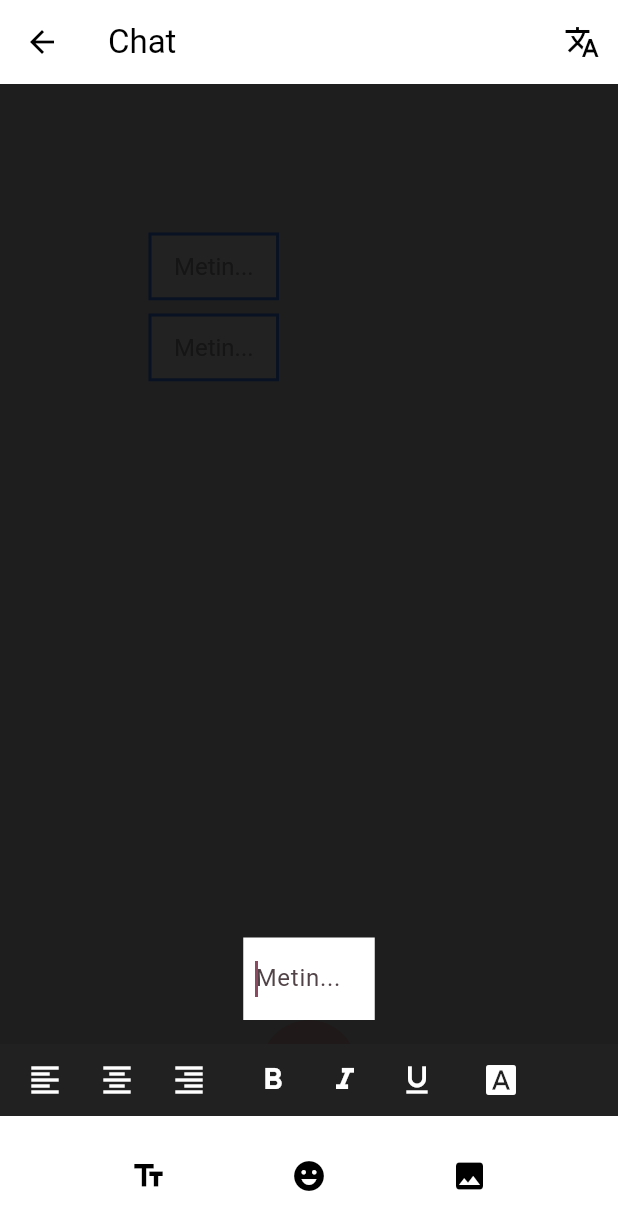
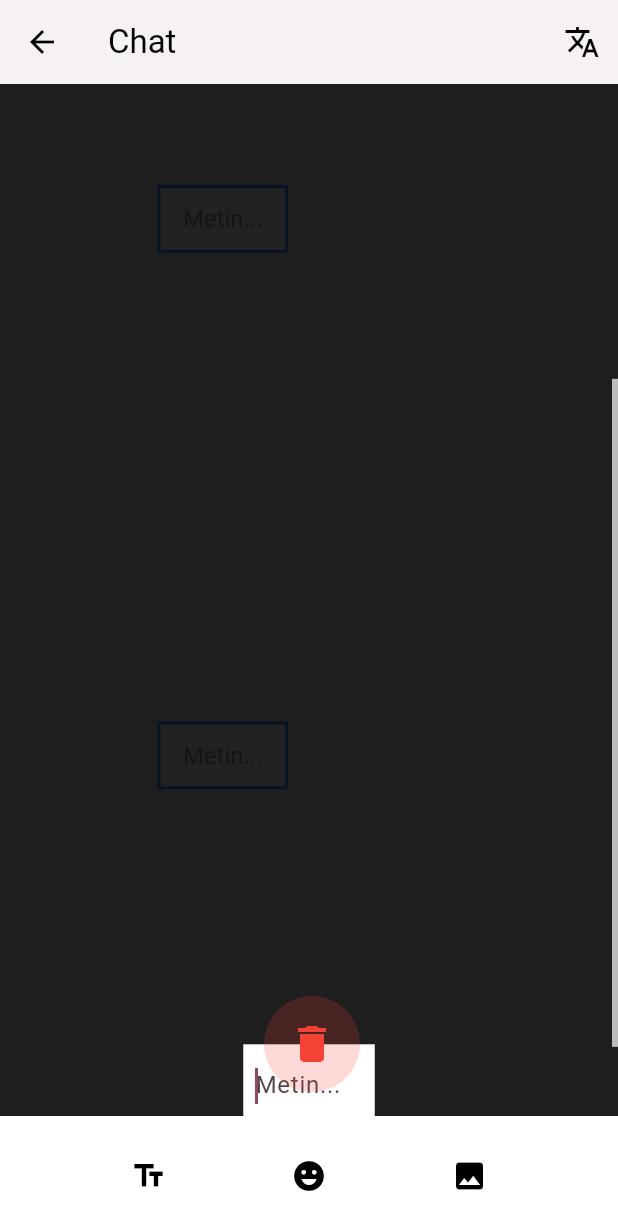
Before and after one commit to AdemKyaa/Drag-and-Drop-Chatting-App, a Flutter app: the ChatScreen screen opened directly with empty values, after a tap on the "text fields" icon, on a phone screen of 412 x 824 dp. Shown: the top 1230 px of the screen. Run offline on Flutter 3.47's test engine with Material 3 defaults, Android fonts, the phone set to English and light mode, and no system bars; our stand-ins replace cloud_firestore, emoji_picker_flutter, firebase_auth, firebase_core, firebase_storage, flutter_colorpicker and 2 more; missing offline and left inert: bcrypt; accounts and stored records are empty.

Commit message:
Chat_Screen scaling

```diff
--- a/App/lib/screens/chat_screen.dart
+++ b/App/lib/screens/chat_screen.dart
@@ -52,6 +52,8 @@ class _ChatScreenState extends State<ChatScreen> {
   double _pinchStartDistance = 0; // iki parmak arası mesafe
   double _pinchStartAngle = 0; // atan2 açısı
   bool _overlayPinchActive = false;
+
+  final ScrollController _scrollController = ScrollController();
 
   Offset _stageTopLeftGlobal() {
     final ro = _stageKey.currentContext?.findRenderObject() as RenderBox?;
@@ -160,11 +162,19 @@ class _ChatScreenState extends State<ChatScreen> {
 
   // ==== Ekleme ====
   void _addTextBox() {
+    final screenSize = MediaQuery.of(context).size;
+    final scrollPos = _scrollController.offset; // o anki kaydırma
+    final center = Offset(
+      screenSize.width / 2,
+      scrollPos + screenSize.height / 2,
+    );
+    final currentOffset = _scrollController.offset;
+
     setState(() {
       final box = BoxItem(
         id: DateTime.now().millisecondsSinceEpoch.toString(),
         type: "textbox",
-        position: const Offset(100, 100),
+        position: center - const Offset(100, 40),
         width: 200,
         height: 80,
         text: "",
@@ -174,9 +184,21 @@ class _ChatScreenState extends State<ChatScreen> {
       boxes.add(box);
       _editingBox = box; // edit mod
     });
+
+    // Scroll pozisyonunu geri al
+    WidgetsBinding.instance.addPostFrameCallback((_) {
+      _scrollController.jumpTo(currentOffset);
+    });
   }
 
   Future<void> _pickImage() async {
+    final screenSize = MediaQuery.of(context).size;
+    final scrollPos = _scrollController.offset; // o anki kaydırma
+    final center = Offset(
+      screenSize.width / 2,
+      scrollPos + screenSize.height / 2,
+    );
+
     final picker = ImagePicker();
     final picked = await picker.pickImage(source: ImageSource.gallery);
     if (picked == null) return;
@@ -207,15 +229,21 @@ class _ChatScreenState extends State<ChatScreen> {
     final box = BoxItem(
       id: DateTime.now().millisecondsSinceEpoch.toString(),
       type: "image",
-      position: const Offset(150, 150),
+      position: center - Offset(newWidth / 2, newHeight / 2),
       width: newWidth,
       height: newHeight,
       imageBytes: bytes,
       mimeType: mimeType,
       isSelected: true,
     );
+    final currentOffset = _scrollController.offset;
 
     setState(() => boxes.add(box));
+
+    // Scroll pozisyonunu geri al
+    WidgetsBinding.instance.addPostFrameCallback((_) {
+      _scrollController.jumpTo(currentOffset);
+    });
 
     await _saveBox(box);
   }
@@ -251,19 +279,32 @@ class _ChatScreenState extends State<ChatScreen> {
   }
 
   void _addEmoji(String emoji) {
+    final screenSize = MediaQuery.of(context).size;
+    final scrollPos = _scrollController.offset; // o anki kaydırma
+    final center = Offset(
+      screenSize.width / 2,
+      scrollPos + screenSize.height / 2,
+    );
+
     final newBox = BoxItem(
       id: DateTime.now().toIso8601String(),
       type: "emoji",
-      position: const Offset(120, 120),
+      position: center - const Offset(32, 32),
       text: emoji,
       fixedFontSize: 64,
       opacity: 1.0,
       isSelected: true,
     );
+    final currentOffset = _scrollController.offset;
 
     setState(() {
       boxes.add(newBox);
       _editingBox = newBox;
+    });
+
+    // Scroll pozisyonunu geri al
+    WidgetsBinding.instance.addPostFrameCallback((_) {
+      _scrollController.jumpTo(currentOffset);
     });
 
     _saveBox(newBox);
@@ -405,6 +446,32 @@ Widget build(BuildContext context) {
       final bgType = (data['chatBgType'] ?? 'color') as String;
       final bgUrl = data['chatBgUrl'] as String?;
 
+      // 🔹 En alt objeyi bul → sahne yüksekliği hesapla
+      final screenSize = MediaQuery.of(context).size;
+      final padding = MediaQuery.of(context).padding;
+
+      // AppBar + BottomAppBar yükseklikleri
+      const bottomBarHeight = 56.0;
+      final appBarHeight = kToolbarHeight + padding.top; // status bar dahil
+
+      // Kullanılabilir alan (ekran - appbar - bottom bar - alt padding)
+      final usableHeight = screenSize.height - appBarHeight - bottomBarHeight - padding.bottom - 24;
+
+      double maxBottom = usableHeight;
+
+      for (final b in boxes.where((x) => x.type != "delete")) {
+        final bottom = b.position.dy + b.height;
+        if (bottom > maxBottom) maxBottom = bottom;
+      }
+
+      // Eğer hiç obje yoksa → sadece kullanılabilir alan
+      if (boxes.where((x) => x.type != "delete").isEmpty) {
+        maxBottom = usableHeight;
+      } else {
+        // Obje varsa → objelerin altına yarım ekran ekle
+        maxBottom += usableHeight * 0.5;
+      }
+
       return Scaffold(
         appBar: AppBar(
           backgroundColor: cardColor,
@@ -426,8 +493,18 @@ Widget build(BuildContext context) {
           ],
         ),
         backgroundColor: background,
-
       body: Stack(
+      children: [Scrollbar(
+          controller: _scrollController,
+          thumbVisibility: true, // her zaman görünsün
+          child: SingleChildScrollView(
+            controller: _scrollController,
+            child: ConstrainedBox(
+              constraints: BoxConstraints(
+                minHeight: maxBottom,
+                minWidth: screenSize.width,
+              ),
+              child: Stack(
                 key: _stageKey,
                 children: [
                   // 1) Arkaplan
@@ -462,7 +539,13 @@ Widget build(BuildContext context) {
                   // 3) Objeler (textbox / image / emoji)
                   ...boxes.map((b) {
                     if (b.type == "textbox") {
-                return TextObject(
+                      final minX = b.width / 2;
+                      final maxX = screenSize.width - b.width / 2;
+                      final safeX = b.position.dx.clamp(minX, maxX);
+                      return Positioned(
+                        left: safeX,
+                        top: b.position.dy,
+                        child:TextObject(
                           box: b,
                           displayLang: _targetLang,
                           isEditing: _editingBox == b,
@@ -516,9 +599,16 @@ Widget build(BuildContext context) {
                             _saveBox(b);
                           },
                           isDarkMode: isDarkMode,
+                        )
                       );
                     } else if (b.type == "image") {
-                return ImageObject(
+                      final minX = b.width / 2;
+                      final maxX = screenSize.width - b.width / 2;
+                      final safeX = b.position.dx.clamp(minX, maxX);
+                      return Positioned(
+                        left: safeX,
+                        top: b.position.dy,
+                        child: ImageObject(
                           box: b,
                           isEditing: false,
                           onUpdate: () => setState(() {}),
@@ -567,6 +657,7 @@ Widget build(BuildContext context) {
                             _saveBox(b);
                           },
                           isDarkMode: isDarkMode,
+                        )
                       );
                     } else if (b.type == "emoji") {
                       return ResizableEmojiBox(
@@ -693,7 +784,20 @@ Widget build(BuildContext context) {
                       ),
                     ),
                 ],
+              )
+            )
+          )
+        ),Positioned(
+        left: (screenSize.width / 2 - 30),
+        top: usableHeight - 80,
+        child: DeleteArea(
+          key: _trashKey,
+          isActive: _isOverTrash,
+          onOverChange: (v) => setState(() => _isOverTrash = v),
+          onDrop: _handleDrop,
         ),
+      ),
+        ]),
 
         bottomNavigationBar: BottomAppBar(
           color: cardColor,
```
Lines whose indentation alone changed are shown as unchanged.
